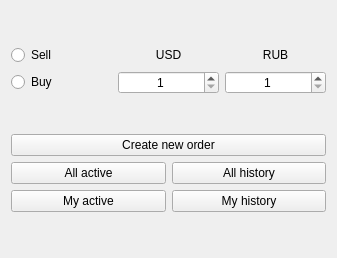
Qt form Client/Client/ordersmenu.ui (OlegMareev/NTprogress) before a commit.
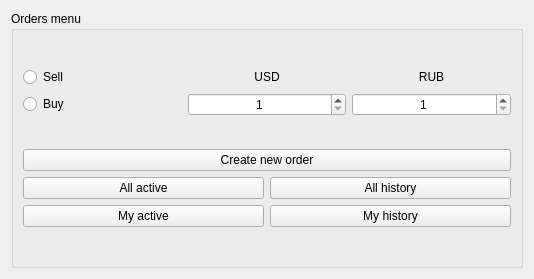
The same form after that commit.

The edit to the form file:
```diff
--- a/Client/Client/ordersmenu.ui
+++ b/Client/Client/ordersmenu.ui
@@ -6,13 +6,19 @@
    <rect>
     <x>0</x>
     <y>0</y>
-    <width>337</width>
-    <height>258</height>
+    <width>534</width>
+    <height>279</height>
    </rect>
   </property>
   <property name="windowTitle">
    <string>Form</string>
   </property>
+  <layout class="QVBoxLayout" name="verticalLayout_2">
+   <item>
+    <widget class="QGroupBox" name="groupBox">
+     <property name="title">
+      <string>Orders menu</string>
+     </property>
   <layout class="QVBoxLayout" name="verticalLayout">
    <item>
     <layout class="QGridLayout" name="gridLayout">
@@ -116,6 +122,9 @@
       </widget>
      </item>
     </layout>
+      </item>
+     </layout>
+    </widget>
    </item>
   </layout>
  </widget>
```
Left out of the diff: 86 changed lines with no effect on the pictures. Lines whose indentation alone changed are shown as unchanged.
